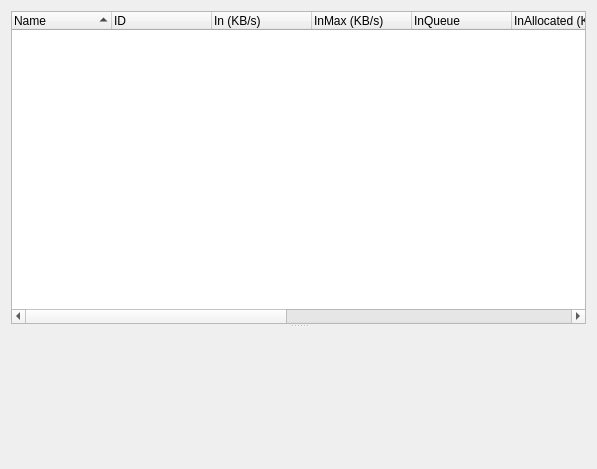
Qt form retroshare-gui/src/gui/statistics/BwCtrlWindow.ui (RetroShare/RetroShare) before a commit.
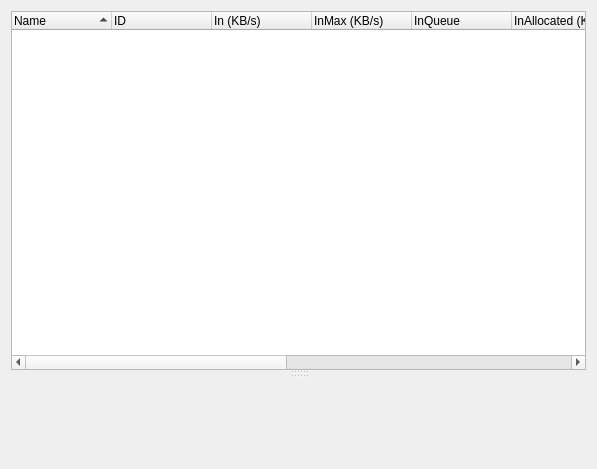
The same form after that commit. Custom widgets are drawn as their Qt base class.

Commit message: added very basic display of outqueue statistics in BwCtrlWindow. Removed unnecessary list::size() calls in pqistreamer

Diff of the .ui file:
```diff
--- a/retroshare-gui/src/gui/statistics/BwCtrlWindow.ui
+++ b/retroshare-gui/src/gui/statistics/BwCtrlWindow.ui
@@ -13,9 +13,9 @@
   <property name="windowTitle">
    <string>Form</string>
   </property>
-  <layout class="QGridLayout" name="gridLayout">
-   <item row="0" column="0">
-    <widget class="QSplitter" name="splitter">
+  <layout class="QHBoxLayout" name="horizontalLayout">
+   <item>
+    <widget class="QSplitter" name="splitter_2">
      <property name="orientation">
       <enum>Qt::Vertical</enum>
      </property>
@@ -84,6 +84,11 @@
        </property>
       </column>
      </widget>
+     <widget class="QSplitter" name="splitter">
+      <property name="orientation">
+       <enum>Qt::Vertical</enum>
+      </property>
+      <widget class="OutQueueStatisticsWidget" name="_outqueue_stats_W" native="true"/>
      <widget class="BWGraph" name="frmGraph" native="true">
       <property name="minimumSize">
        <size>
@@ -101,6 +106,7 @@
       </property>
      </widget>
     </widget>
+    </widget>
    </item>
   </layout>
  </widget>
@@ -111,6 +117,12 @@
    <header>gui/statistics/bwgraph.h</header>
    <container>1</container>
   </customwidget>
+  <customwidget>
+   <class>OutQueueStatisticsWidget</class>
+   <extends>QWidget</extends>
+   <header>gui/statistics/OutQueueStatistics.h</header>
+   <container>1</container>
+  </customwidget>
  </customwidgets>
  <resources/>
  <connections/>
```
Lines whose indentation alone changed are shown as unchanged. The commit also changes 20 other files.
